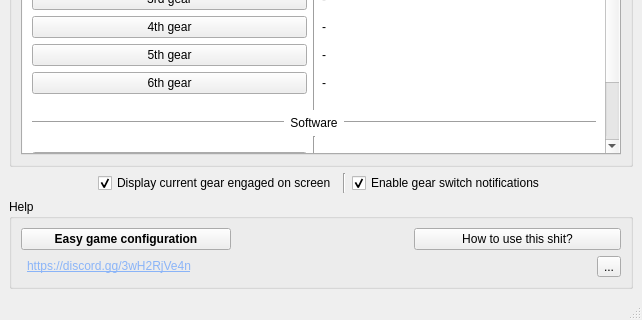
The window that BrokenTC2/mainwindow.ui (BrokenGameNoob/BrokenTC2) describes before a commit, drawn with Qt 5; both pictures show x 0 to 642 and y 431 to 751 of the 642 by 751 pixel window.
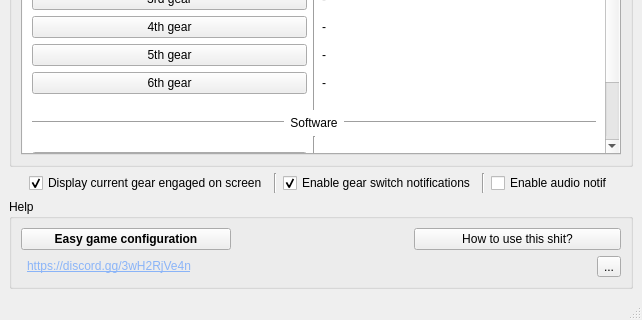
The same window after the commit. Icons and pictures are not drawn.

Commit message: Added audio notification on gear mode change

```diff
--- a/BrokenTC2/mainwindow.ui
+++ b/BrokenTC2/mainwindow.ui
@@ -1760,6 +1760,23 @@
         </property>
        </widget>
       </item>
+      <item>
+       <widget class="Line" name="line_34">
+        <property name="orientation">
+         <enum>Qt::Vertical</enum>
+        </property>
+       </widget>
+      </item>
+      <item>
+       <widget class="QCheckBox" name="cb_audioNotif">
+        <property name="text">
+         <string>Enable audio notif</string>
+        </property>
+        <property name="tristate">
+         <bool>true</bool>
+        </property>
+       </widget>
+      </item>
       <item>
        <spacer name="horizontalSpacer">
         <property name="orientation">
```
The commit also changes 11 other files.
